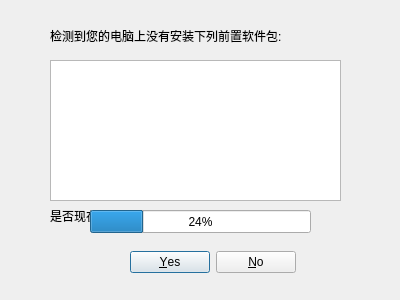
The window that src/guide_software/dependencyinstaller.ui (creeper12356/guide_software) describes before a commit, drawn with Qt 5.
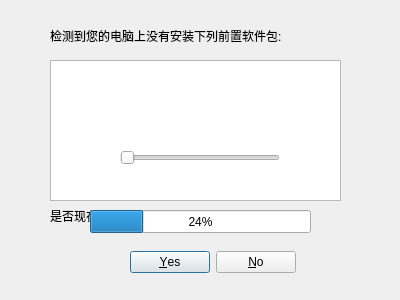
The same window after the commit.

Commit message: try to move backend to core, but still GUI freezing

Diff of the .ui file:
```diff
--- a/src/guide_software/dependencyinstaller.ui
+++ b/src/guide_software/dependencyinstaller.ui
@@ -87,6 +87,19 @@
     <number>24</number>
    </property>
   </widget>
+  <widget class="QSlider" name="horizontalSlider">
+   <property name="geometry">
+    <rect>
+     <x>120</x>
+     <y>150</y>
+     <width>160</width>
+     <height>16</height>
+    </rect>
+   </property>
+   <property name="orientation">
+    <enum>Qt::Horizontal</enum>
+   </property>
+  </widget>
  </widget>
  <resources/>
  <connections/>
```
The commit also changes 4 other files.
